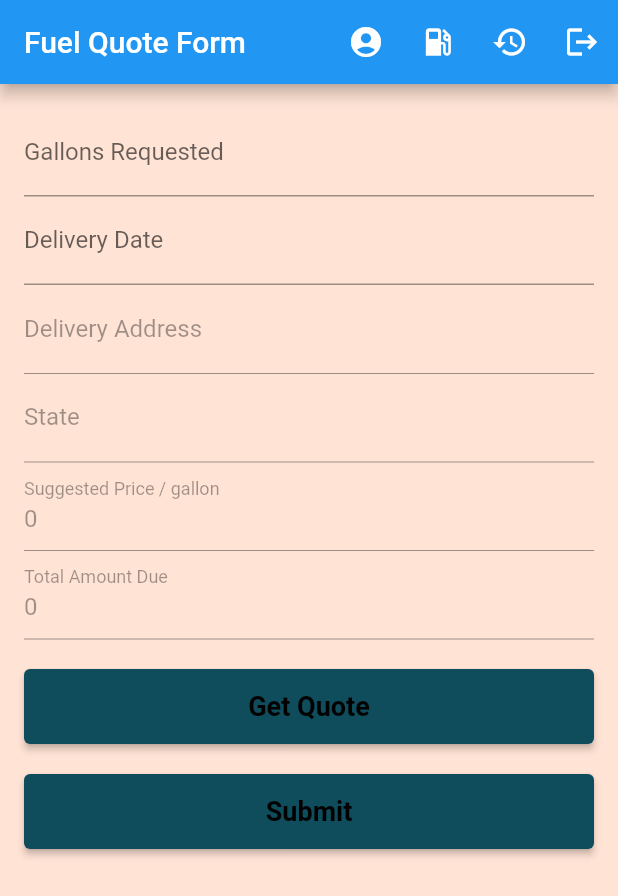
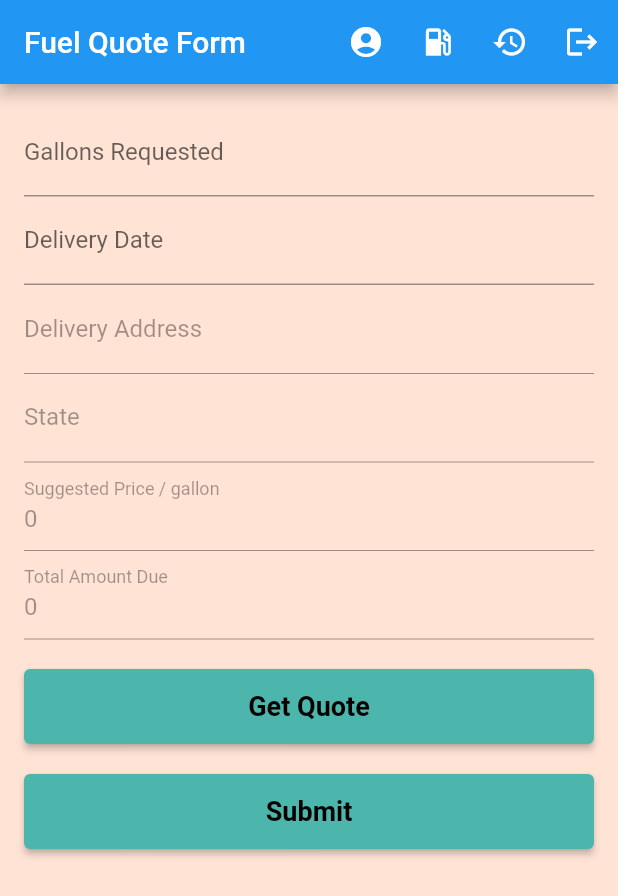
Before and after one commit to sahmbo/Software-Design-4353, a Flutter app: the screen it shows after launch, on a phone screen of 412 x 824 dp. Shown: the top 896 px of the screen. Run offline on Flutter 3.47's test engine with Material 2 defaults, Android fonts, the phone set to English and light mode, and no system bars; our stand-ins replace cloud_firestore, firebase_auth, firebase_core, shared_preferences; accounts and stored records are empty.

Commit message:
fixed the colors of buttons

```diff
--- a/flutter_application_1/lib/fuelQuote.dart
+++ b/flutter_application_1/lib/fuelQuote.dart
@@ -220,8 +220,8 @@ class _FuelQuoteFormState extends State<FuelQuoteForm> {
                     },
                     style: ElevatedButton.styleFrom(
                       primary: _isCalculateHovered
-                        ? const Color.fromRGBO(255, 163, 165, 1.0)
-                        : const Color.fromRGBO(15, 76, 92, 1.0),
+                        ? const Color.fromRGBO(77, 182, 172, 1)
+                        : const Color.fromRGBO(77, 182, 172, 1),
                       onPrimary: Colors.white,
                       padding: EdgeInsets.symmetric(horizontal: 50, vertical: 10),
                       textStyle: TextStyle(fontSize: 18, fontWeight: FontWeight.bold),
@@ -259,8 +259,8 @@ class _FuelQuoteFormState extends State<FuelQuoteForm> {
                     },
                     style: ElevatedButton.styleFrom(
                       primary: _isSubmitHovered
-                        ? const Color.fromRGBO(255, 163, 165, 1.0)
-                        : const Color.fromRGBO(15, 76, 92, 1.0),
+                        ? const Color.fromRGBO(77, 182, 172, 1)
+                        : const Color.fromRGBO(77, 182, 172, 1),
                       onPrimary: Colors.white,
                       padding: EdgeInsets.symmetric(horizontal: 50, vertical: 10),
                       textStyle: TextStyle(fontSize: 18, fontWeight: FontWeight.bold),
```
